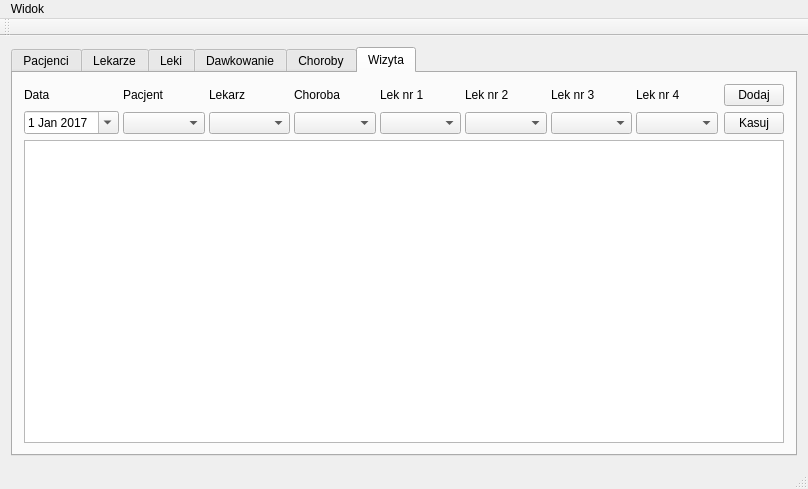
Before: the Qt Designer form mainwindow.ui in Ballslayer/NetezzaPoradnia, drawn with Qt 5.
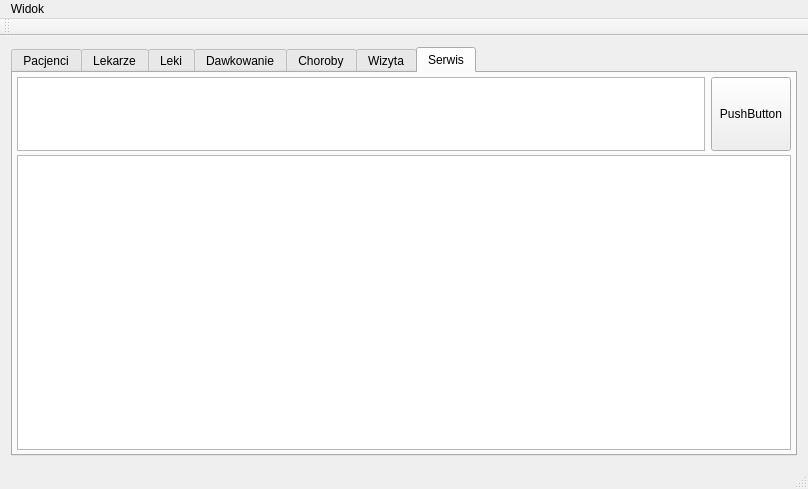
After: the same form once the commit is applied. The open tabs and pages were chosen to show the change.

Commit message: 0.005 Dodana funkcja serwis. Poprawiona wizyta.

The edit to the form file:
```diff
--- a/mainwindow.ui
+++ b/mainwindow.ui
@@ -839,7 +839,72 @@
          </layout>
         </item>
         <item>
-         <widget class="QTableView" name="tableView_6wizyta"/>
+         <widget class="QTableView" name="tableView_6wizyta">
+          <property name="editTriggers">
+           <set>QAbstractItemView::NoEditTriggers</set>
+          </property>
+          <property name="sortingEnabled">
+           <bool>true</bool>
+          </property>
+         </widget>
+        </item>
+       </layout>
+      </widget>
+      <widget class="QWidget" name="Serwis">
+       <attribute name="title">
+        <string>Serwis</string>
+       </attribute>
+       <layout class="QVBoxLayout" name="verticalLayout_46" stretch="20,80">
+        <property name="spacing">
+         <number>4</number>
+        </property>
+        <property name="leftMargin">
+         <number>4</number>
+        </property>
+        <property name="topMargin">
+         <number>4</number>
+        </property>
+        <property name="rightMargin">
+         <number>4</number>
+        </property>
+        <property name="bottomMargin">
+         <number>4</number>
+        </property>
+        <item>
+         <layout class="QHBoxLayout" name="horizontalLayout_17">
+          <item>
+           <widget class="QPlainTextEdit" name="plainTextEdit"/>
+          </item>
+          <item>
+           <widget class="QPushButton" name="pushButton_9">
+            <property name="sizePolicy">
+             <sizepolicy hsizetype="Preferred" vsizetype="Preferred">
+              <horstretch>0</horstretch>
+              <verstretch>0</verstretch>
+             </sizepolicy>
+            </property>
+            <property name="text">
+             <string>PushButton</string>
+            </property>
+           </widget>
+          </item>
+         </layout>
+        </item>
+        <item>
+         <widget class="QTableView" name="tableView_11">
+          <property name="editTriggers">
+           <set>QAbstractItemView::NoEditTriggers</set>
+          </property>
+          <property name="alternatingRowColors">
+           <bool>true</bool>
+          </property>
+          <property name="selectionMode">
+           <enum>QAbstractItemView::ExtendedSelection</enum>
+          </property>
+          <property name="sortingEnabled">
+           <bool>true</bool>
+          </property>
+         </widget>
         </item>
        </layout>
       </widget>
```
Left out of the diff: 2 changed lines with no effect on the pictures. The commit also changes 4 other files.
